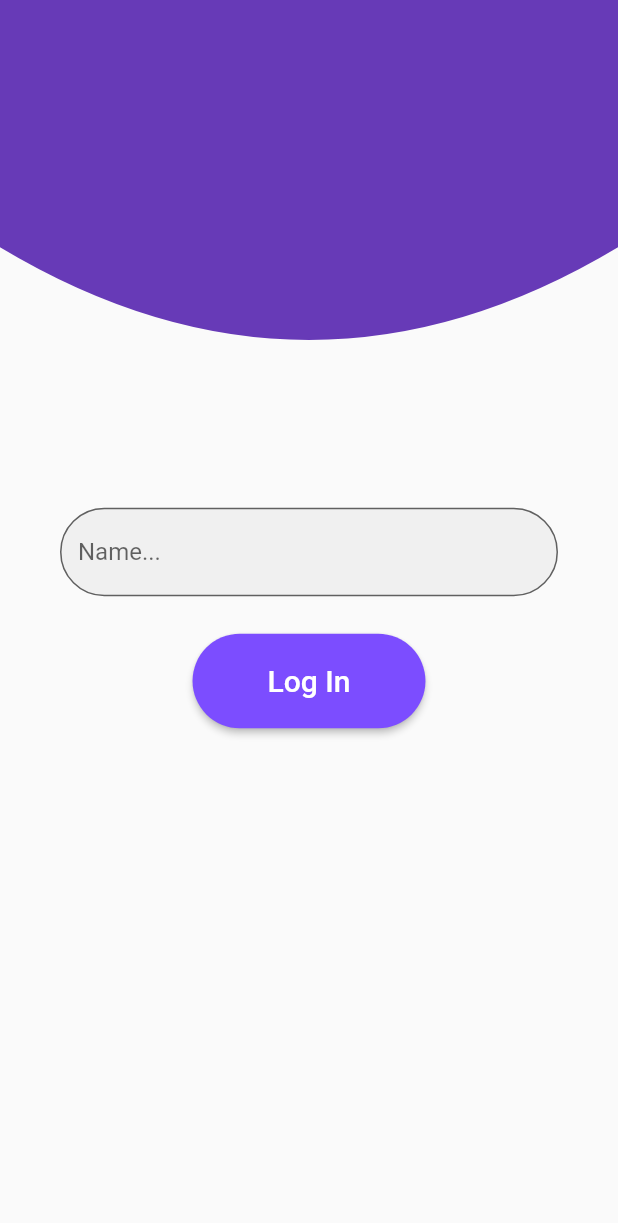
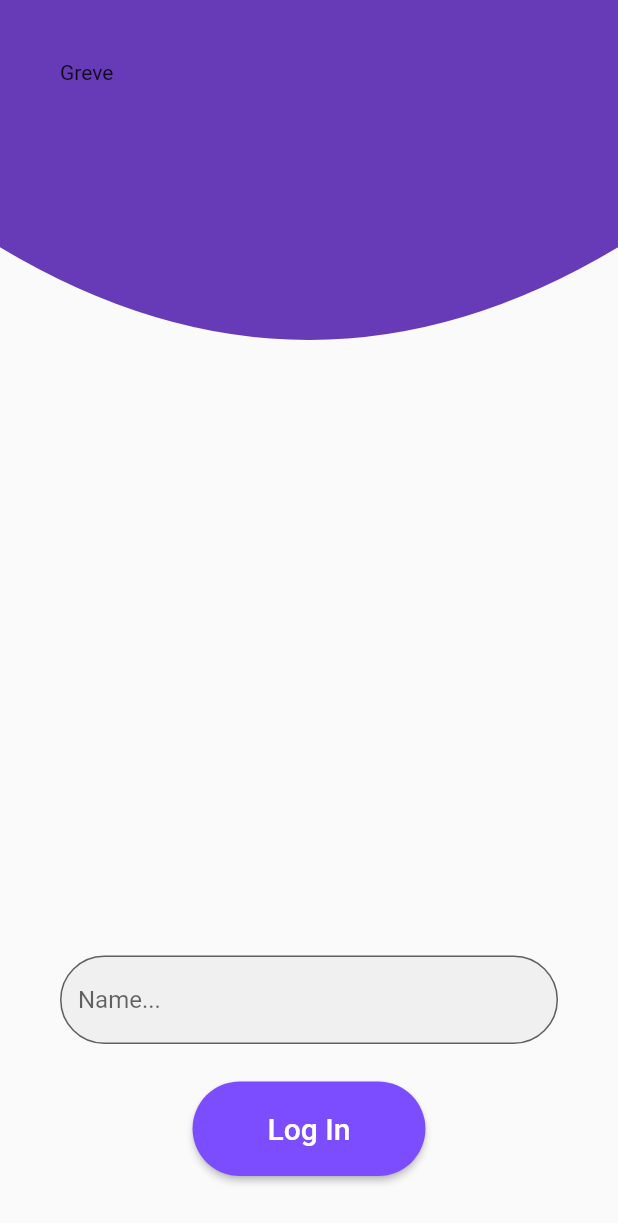
Before and after one commit to NicoTortorici/temp_chats, a Flutter app: the screen it shows after launch, on a phone screen of 412 x 824 dp. Shown: the top 1223 px of the screen. Run offline on Flutter 3.47's test engine with Material 2 defaults, Android fonts, the light colour scheme and no system bars.

Commit message:
Better Layout

```diff
--- a/lib/widgets/curve_painter.dart
+++ b/lib/widgets/curve_painter.dart
@@ -26,7 +26,9 @@ class _CurvePainter extends CustomPainter {
 
 class CurveWidget extends StatelessWidget {
   final List<Widget> children;
-  const CurveWidget({this.children = const <Widget>[], Key? key})
+  final String title;
+  const CurveWidget(
+      {this.children = const <Widget>[], this.title = 'Lider', Key? key})
       : super(key: key);
 
   @override
@@ -37,8 +39,19 @@ class CurveWidget extends StatelessWidget {
         padding: const EdgeInsets.all(40.0),
         child: Center(
           child: Column(
-            mainAxisAlignment: MainAxisAlignment.center,
-            children: children,
+            crossAxisAlignment: CrossAxisAlignment.stretch,
+            children: [
+              Text(
+                'Greve',
+              ),
+              Expanded(
+                child: Container(),
+              ),
+              Column(
+                mainAxisAlignment: MainAxisAlignment.center,
+                children: children,
+              ),
+            ],
           ),
         ),
       ),
```
